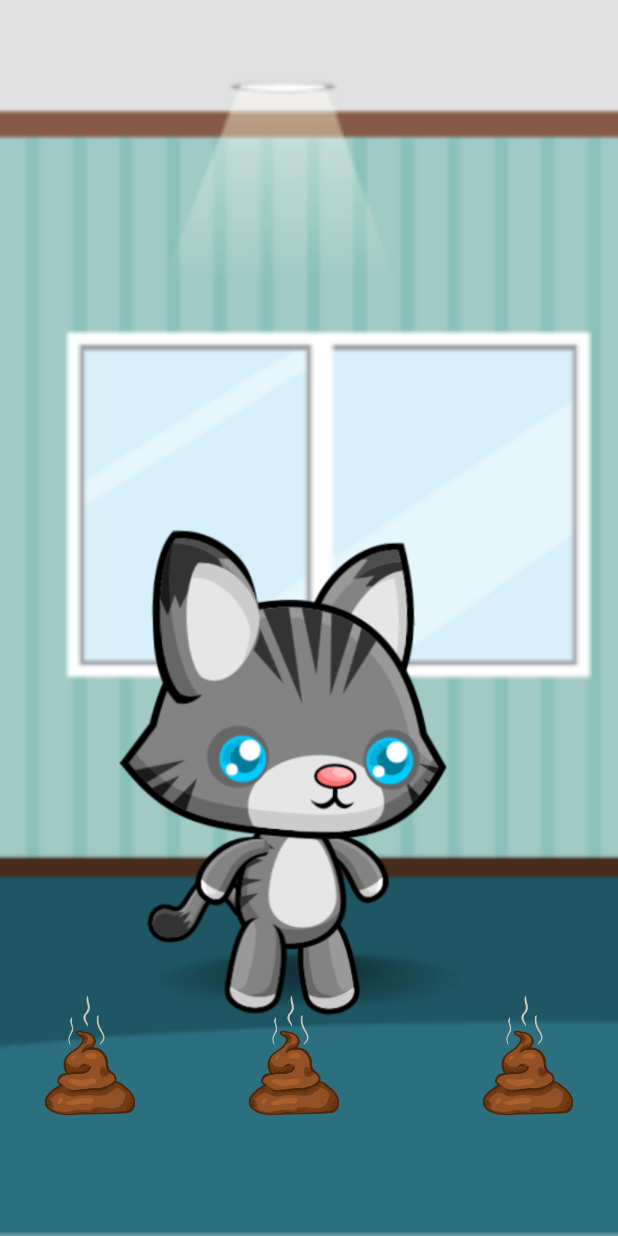
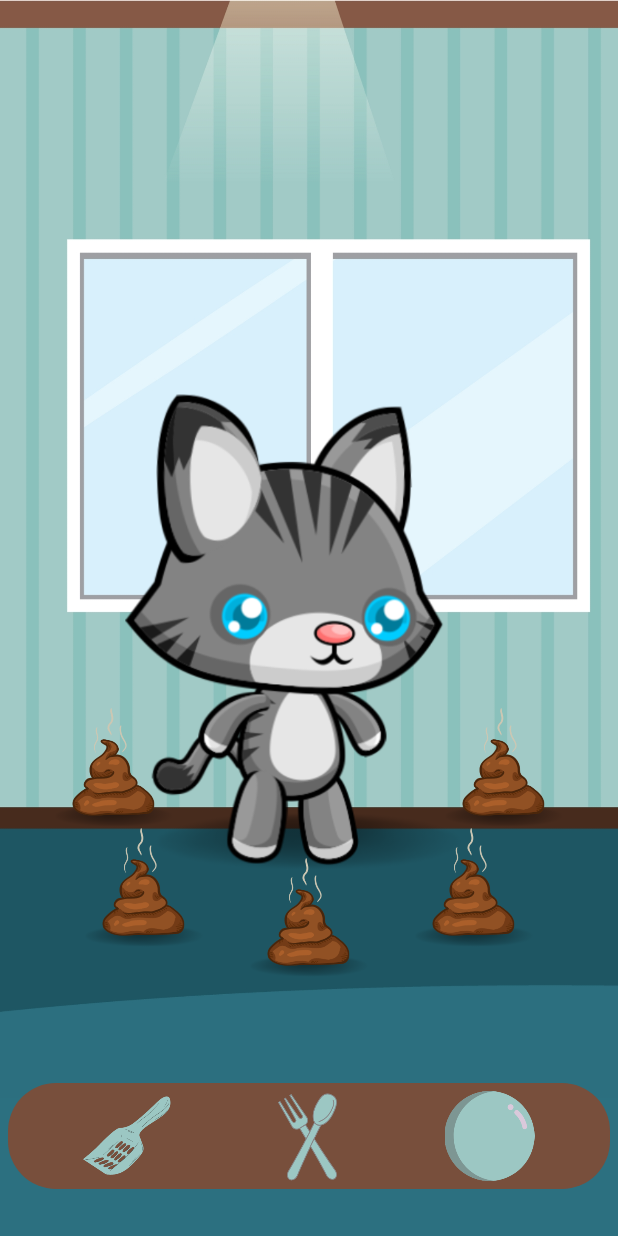
Before and after one commit to Jian165/Tamagochi-MobSys, an Android app: the Dashboard screen opened directly, with no data from a screen before it, on a phone screen of 412 x 824 dp. Run offline under Robolectric (Android 15) with nearby library versions, the phone set to English and light mode, and no system bars.

Commit message:
shit collection completed

```diff
--- a/app/src/main/java/com/example/tamagochi/Dashboard.java
+++ b/app/src/main/java/com/example/tamagochi/Dashboard.java
@@ -1,7 +1,10 @@
 package com.example.tamagochi;
 
+import android.content.ClipData;
 import android.os.Bundle;
 import android.os.Handler;
+import android.view.DragEvent;
+import android.view.View;
 import android.widget.ImageView;
 
 import androidx.activity.EdgeToEdge;
@@ -14,7 +17,7 @@ import java.util.ArrayList;
 
 public class Dashboard extends AppCompatActivity {
 
-    ImageView characterImg;
+    ImageView characterImg,shit1Img,shit2Img,shit3Img,shit4Img,shit5Img,cleanImg;
     private Runnable runnable;
     private ArrayList<Integer> charachterIdleImages;
     private int IdleImgIndex = 0;
@@ -29,7 +32,64 @@ public class Dashboard extends AppCompatActivity {
             v.setPadding(systemBars.left, systemBars.top, systemBars.right, systemBars.bottom);
             return insets;
         });
+        hideSystemUI();
+        LoadComponents();
+        PlayIdle();
 
+        cleanImg.setOnLongClickListener(itemClickListiner());
+        shit1Img.setOnDragListener(shitDragListiner(shit1Img));
+        shit2Img.setOnDragListener(shitDragListiner(shit2Img));
+        shit3Img.setOnDragListener(shitDragListiner(shit3Img));
+        shit4Img.setOnDragListener(shitDragListiner(shit4Img));
+        shit5Img.setOnDragListener(shitDragListiner(shit5Img));
+    }
+
+    private View.OnLongClickListener itemClickListiner(){
+        return  new View.OnLongClickListener() {
+            @Override
+            public boolean onLongClick(View v) {
+                ClipData data = ClipData.newPlainText("","");
+                View.DragShadowBuilder shadowBuilder = new View.DragShadowBuilder(v);
+                v.startDrag(data,shadowBuilder,v,0);
+                return true;
+            }
+        };
+
+    }
+
+    private View.OnDragListener shitDragListiner(ImageView shitImage){
+       return new View.OnDragListener() {
+           @Override
+           public boolean onDrag(View v, DragEvent event) {
+               int dragEvent =  event.getAction();
+               switch (dragEvent){
+                   case DragEvent.ACTION_DRAG_ENTERED:
+                       break;
+                   case DragEvent.ACTION_DRAG_EXITED:
+                       break;
+                   case DragEvent.ACTION_DROP:
+                       final View view = (View) event.getLocalState();
+                       if(view.getId() == R.id.clean) {
+                           shitImage.setAlpha(0f);
+                       }
+                       break;
+               }
+               return true;
+           }
+       };
+    }
+    private void LoadComponents(){
+        characterImg = findViewById(R.id.imgCharacter);
+        cleanImg = findViewById(R.id.clean);
+        shit1Img = findViewById(R.id.imgShit1);
+        shit2Img = findViewById(R.id.imgShit2);
+        shit3Img = findViewById(R.id.imgShit3);
+        shit4Img = findViewById(R.id.imgShit4);
+        shit5Img = findViewById(R.id.imgShit5);
+    }
+
+    private void PlayIdle()
+    {
         charachterIdleImages = new ArrayList<>();
         charachterIdleImages.add(R.drawable.idle_1);
         charachterIdleImages.add(R.drawable.idle_2);
@@ -42,7 +102,6 @@ public class Dashboard extends AppCompatActivity {
         charachterIdleImages.add(R.drawable.idle_9);
         charachterIdleImages.add(R.drawable.idle_10);
 
-        characterImg = findViewById(R.id.imgCharacter);
         runnable = new Runnable() {
             @Override
             public void run() {
@@ -52,11 +111,16 @@ public class Dashboard extends AppCompatActivity {
             }
         };
         handler.post(runnable);
-
     }
-
-    private void PlayIdle()
-    {
+    private void hideSystemUI() {
+        View decorView = getWindow().getDecorView();
+        decorView.setSystemUiVisibility(
+                View.SYSTEM_UI_FLAG_IMMERSIVE_STICKY
+                        | View.SYSTEM_UI_FLAG_LAYOUT_STABLE
+                        | View.SYSTEM_UI_FLAG_LAYOUT_HIDE_NAVIGATION
+                        | View.SYSTEM_UI_FLAG_LAYOUT_FULLSCREEN
+                        | View.SYSTEM_UI_FLAG_HIDE_NAVIGATION
+                        | View.SYSTEM_UI_FLAG_FULLSCREEN);
     }
 
     @Override
--- /dev/null
+++ b/app/src/main/res/drawable/bg_clean_feed_play.xml
@@ -0,0 +1,16 @@
+<?xml version="1.0" encoding="utf-8"?>
+<shape xmlns:android="http://schemas.android.com/apk/res/android"
+    android:shape="rectangle"
+    >
+    <solid
+        android:color="@color/brow"
+        />
+
+    <corners
+        android:topLeftRadius="32dp"
+        android:topRightRadius="32dp"
+        android:bottomLeftRadius="32dp"
+        android:bottomRightRadius="32dp"
+        />
+
+</shape>
--- a/app/src/main/res/layout/activity_dashboard.xml
+++ b/app/src/main/res/layout/activity_dashboard.xml
@@ -5,10 +5,20 @@
     android:id="@+id/main"
     android:layout_width="match_parent"
     android:layout_height="match_parent"
-    android:background="@drawable/room"
+    android:background="@color/blue_080"
     tools:context=".Dashboard"
     >
-
+        <ImageView
+            android:id="@+id/imgBackground"
+            android:layout_width="match_parent"
+            android:layout_height="match_parent"
+            android:layout_centerHorizontal="true"
+            android:layout_alignBottom="@id/imgCharacter"
+            android:layout_marginBottom="-120dp"
+            android:padding="0dp"
+            android:src="@drawable/room"
+            android:scaleType="centerCrop"
+            />
         <ImageView
             android:layout_width="wrap_content"
             android:layout_height="wrap_content"
@@ -16,50 +26,103 @@
             android:layout_alignBottom="@id/imgCharacter"
             android:layout_alignLeft="@id/imgCharacter"
             android:layout_alignRight="@id/imgCharacter"
-        android:layout_marginBottom="70dp"
+            android:layout_marginBottom="30dp"
             />
         <ImageView
             android:id="@+id/imgCharacter"
-        android:layout_width="wrap_content"
-        android:layout_height="wrap_content"
+            android:layout_width="400dp"
+            android:layout_height="400dp"
+            android:layout_centerVertical="true"
             android:layout_centerHorizontal="true"
-        android:layout_alignParentBottom="true"
-        android:layout_marginBottom="80dp"
             android:src="@drawable/idle_1"
             />
-
         <ImageView
             android:id="@+id/imgShit1"
             android:layout_width="80dp"
             android:layout_height="80dp"
             android:src="@drawable/shit_happen"
-        android:layout_alignLeft="@+id/imgCharacter"
             android:layout_alignBottom="@id/imgCharacter"
-        android:layout_marginLeft="20dp"
+            android:layout_centerHorizontal="true"
+            android:layout_marginBottom="-40dp"
             />
-
         <ImageView
             android:id="@+id/imgShit2"
             android:layout_width="80dp"
             android:layout_height="80dp"
             android:src="@drawable/shit_happen"
-        android:layout_alignRight="@+id/imgShit3"
-        android:layout_alignLeft="@+id/imgShit1"
-        android:layout_alignBottom="@+id/imgCharacter"
-        android:layout_marginRight="20dp"
+            android:layout_alignTop="@id/imgShit1"
+            android:layout_toStartOf="@id/imgShit1"
+            android:layout_marginRight="30dp"
+            android:layout_marginTop="-20dp"
             />
-
         <ImageView
             android:id="@+id/imgShit3"
             android:layout_width="80dp"
             android:layout_height="80dp"
             android:src="@drawable/shit_happen"
-        android:layout_alignRight="@+id/imgCharacter"
-        android:layout_alignBottom="@+id/imgCharacter"
-        android:layout_marginRight="20dp"
+            android:layout_alignTop="@id/imgShit1"
+            android:layout_toEndOf="@id/imgShit1"
+            android:layout_marginLeft="30dp"
+            android:layout_marginTop="-20dp"
             />
 
+        <ImageView
+            android:id="@+id/imgShit4"
+            android:layout_width="80dp"
+            android:layout_height="80dp"
+            android:src="@drawable/shit_happen"
+            android:layout_above="@id/imgShit3"
+            android:layout_toEndOf="@id/imgShit1"
+            android:layout_marginLeft="50dp"
+            android:layout_marginBottom="20dp"
+            />
 
+        <ImageView
+            android:id="@+id/imgShit5"
+            android:layout_width="80dp"
+            android:layout_height="80dp"
+            android:src="@drawable/shit_happen"
+            android:layout_above="@id/imgShit2"
+            android:layout_toStartOf="@+id/imgShit1"
+            android:layout_marginRight="50dp"
+            android:layout_marginBottom="20dp"
+            />
 
+    <LinearLayout
+        android:layout_width="match_parent"
+        android:layout_height="wrap_content"
+        android:orientation="horizontal"
+        android:background="@drawable/bg_clean_feed_play"
+        android:layout_below="@id/imgBackground"
+        android:paddingTop="5dp"
+        android:paddingBottom="5dp"
+        android:paddingLeft="20dp"
+        android:paddingRight="20dp"
+        android:layout_marginTop="110dp"
+        android:layout_marginLeft="5dp"
+        android:layout_marginRight="5dp"
+        >
+        <ImageView
+            android:id="@+id/clean"
+            android:layout_width="0dp"
+            android:layout_height="60dp"
+            android:layout_weight="1"
+            android:src="@drawable/clean"
+            />
 
+        <ImageView
+            android:id="@+id/feed"
+            android:layout_width="0dp"
+            android:layout_height="60dp"
+            android:layout_weight="1"
+            android:src="@drawable/feed"
+            />
+        <ImageView
+            android:id="@+id/play"
+            android:layout_width="0dp"
+            android:layout_height="60dp"
+            android:layout_weight="1"
+            android:src="@drawable/play"
+            />
+    </LinearLayout>
 </RelativeLayout>
--- a/app/src/main/res/values/colors.xml
+++ b/app/src/main/res/values/colors.xml
@@ -2,4 +2,7 @@
 <resources>
     <color name="black">#FF000000</color>
     <color name="white">#FFFFFFFF</color>
+    <color name="blue_7C3">#9CC7C3</color>
+    <color name="blue_080">#2C7080</color>
+    <color name="brow">#784F3C</color>
 </resources>
```
Also changed, not shown: app/src/main/res/drawable/background.jpg (added), app/src/main/res/drawable/clean.png (added), app/src/main/res/drawable/feed.png (added), app/src/main/res/drawable/play.png (added), app/src/main/res/drawable/room.jpg (added), app/src/main/res/drawable/room.png (deleted), app/src/main/res/drawable/shit_happen.png. Lines whose indentation alone changed are shown as unchanged.
